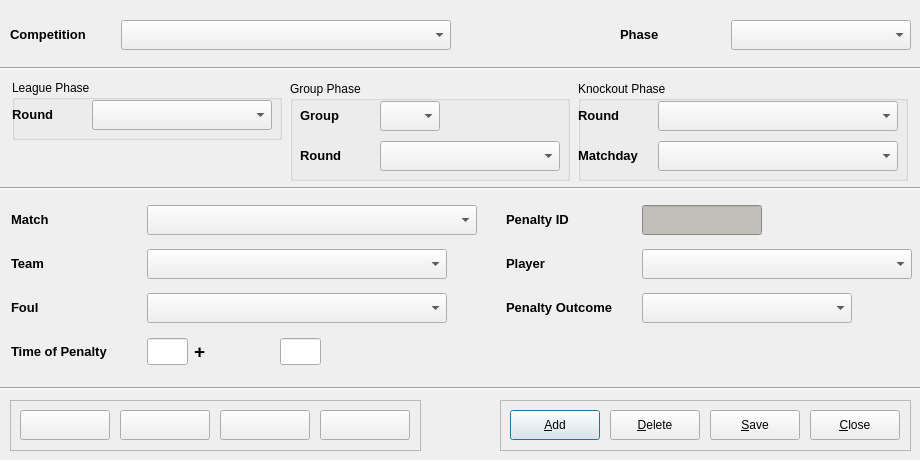
The window that code/pyqt/gui/penalty_entry.ui (soccermetrics/marcotti-desktop) describes before a commit, drawn with Qt 5.
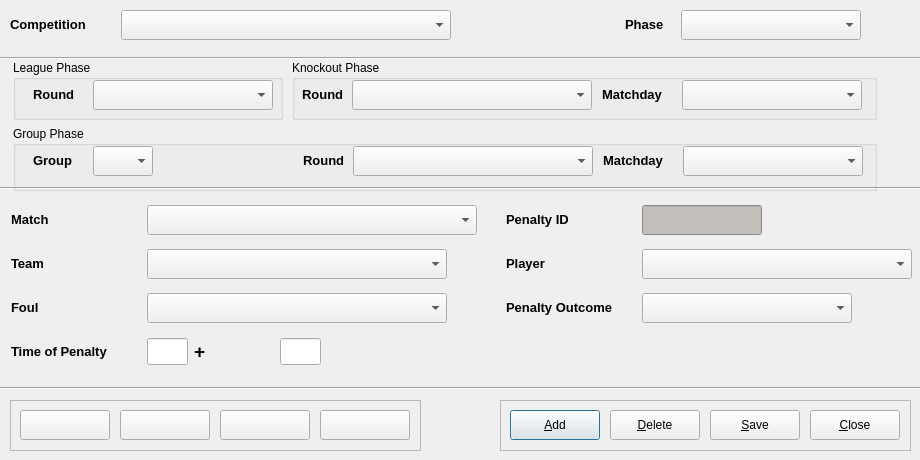
The same window after the commit. Icons and pictures are not drawn.

Commit message: Redesign layout of Match Event UIs after schema change (#72)

Patch:
```diff
--- a/code/pyqt/gui/penalty_entry.ui
+++ b/code/pyqt/gui/penalty_entry.ui
@@ -341,8 +341,8 @@
    <property name="geometry">
     <rect>
      <x>10</x>
-     <y>10</y>
-     <width>901</width>
+     <y>0</y>
+     <width>851</width>
      <height>51</height>
     </rect>
    </property>
@@ -406,13 +406,13 @@
      <widget class="QLabel" name="label_11">
       <property name="minimumSize">
        <size>
-        <width>105</width>
+        <width>50</width>
         <height>30</height>
        </size>
       </property>
       <property name="maximumSize">
        <size>
-        <width>105</width>
+        <width>50</width>
         <height>30</height>
        </size>
       </property>
@@ -450,7 +450,7 @@
    <property name="geometry">
     <rect>
      <x>0</x>
-     <y>60</y>
+     <y>50</y>
      <width>921</width>
      <height>16</height>
     </rect>
@@ -459,362 +459,6 @@
     <enum>Qt::Horizontal</enum>
    </property>
   </widget>
-  <widget class="QWidget" name="layoutWidget_2">
-   <property name="geometry">
-    <rect>
-     <x>10</x>
-     <y>80</y>
-     <width>901</width>
-     <height>102</height>
-    </rect>
-   </property>
-   <layout class="QHBoxLayout" name="horizontalLayout_4">
-    <item>
-     <layout class="QVBoxLayout" name="verticalLayout_2">
-      <item>
-       <widget class="QGroupBox" name="leagueBox">
-        <property name="minimumSize">
-         <size>
-          <width>270</width>
-          <height>60</height>
-         </size>
-        </property>
-        <property name="maximumSize">
-         <size>
-          <width>270</width>
-          <height>60</height>
-         </size>
-        </property>
-        <property name="title">
-         <string>League Phase</string>
-        </property>
-        <widget class="QLabel" name="label_2">
-         <property name="geometry">
-          <rect>
-           <x>0</x>
-           <y>20</y>
-           <width>75</width>
-           <height>30</height>
-          </rect>
-         </property>
-         <property name="minimumSize">
-          <size>
-           <width>75</width>
-           <height>30</height>
-          </size>
-         </property>
-         <property name="maximumSize">
-          <size>
-           <width>75</width>
-           <height>30</height>
-          </size>
-         </property>
-         <property name="text">
-          <string>&lt;!DOCTYPE HTML PUBLIC &quot;-//W3C//DTD HTML 4.0//EN&quot; &quot;http://www.w3.org/TR/REC-html40/strict.dtd&quot;&gt;
-&lt;html&gt;&lt;head&gt;&lt;meta name=&quot;qrichtext&quot; content=&quot;1&quot; /&gt;&lt;style type=&quot;text/css&quot;&gt;
-p, li { white-space: pre-wrap; }
-&lt;/style&gt;&lt;/head&gt;&lt;body style=&quot; font-family:'Sans'; font-size:10pt; font-weight:400; font-style:normal;&quot;&gt;
-&lt;p style=&quot; margin-top:0px; margin-bottom:0px; margin-left:0px; margin-right:0px; -qt-block-indent:0; text-indent:0px;&quot;&gt;&lt;span style=&quot; font-weight:600;&quot;&gt;Round&lt;/span&gt;&lt;/p&gt;&lt;/body&gt;&lt;/html&gt;</string>
-         </property>
-        </widget>
-        <widget class="QComboBox" name="lgRoundSelect">
-         <property name="geometry">
-          <rect>
-           <x>80</x>
-           <y>20</y>
-           <width>180</width>
-           <height>30</height>
-          </rect>
-         </property>
-         <property name="minimumSize">
-          <size>
-           <width>180</width>
-           <height>30</height>
-          </size>
-         </property>
-         <property name="maximumSize">
-          <size>
-           <width>180</width>
-           <height>30</height>
-          </size>
-         </property>
-         <property name="toolTip">
-          <string>League Round</string>
-         </property>
-        </widget>
-       </widget>
-      </item>
-      <item>
-       <spacer name="verticalSpacer">
-        <property name="orientation">
-         <enum>Qt::Vertical</enum>
-        </property>
-        <property name="sizeHint" stdset="0">
-         <size>
-          <width>20</width>
-          <height>18</height>
-         </size>
-        </property>
-       </spacer>
-      </item>
-     </layout>
-    </item>
-    <item>
-     <widget class="QGroupBox" name="groupBox">
-      <property name="minimumSize">
-       <size>
-        <width>280</width>
-        <height>100</height>
-       </size>
-      </property>
-      <property name="maximumSize">
-       <size>
-        <width>280</width>
-        <height>100</height>
-       </size>
-      </property>
-      <property name="title">
-       <string>Group Phase</string>
-      </property>
-      <widget class="QLabel" name="label_14">
-       <property name="geometry">
-        <rect>
-         <x>10</x>
-         <y>60</y>
-         <width>75</width>
-         <height>30</height>
-        </rect>
-       </property>
-       <property name="minimumSize">
-        <size>
-         <width>75</width>
-         <height>30</height>
-        </size>
-       </property>
-       <property name="maximumSize">
-        <size>
-         <width>75</width>
-         <height>30</height>
-        </size>
-       </property>
-       <property name="text">
-        <string>&lt;!DOCTYPE HTML PUBLIC &quot;-//W3C//DTD HTML 4.0//EN&quot; &quot;http://www.w3.org/TR/REC-html40/strict.dtd&quot;&gt;
-&lt;html&gt;&lt;head&gt;&lt;meta name=&quot;qrichtext&quot; content=&quot;1&quot; /&gt;&lt;style type=&quot;text/css&quot;&gt;
-p, li { white-space: pre-wrap; }
-&lt;/style&gt;&lt;/head&gt;&lt;body style=&quot; font-family:'Sans'; font-size:10pt; font-weight:400; font-style:normal;&quot;&gt;
-&lt;p style=&quot; margin-top:0px; margin-bottom:0px; margin-left:0px; margin-right:0px; -qt-block-indent:0; text-indent:0px;&quot;&gt;&lt;span style=&quot; font-weight:600;&quot;&gt;Round&lt;/span&gt;&lt;/p&gt;&lt;/body&gt;&lt;/html&gt;</string>
-       </property>
-      </widget>
-      <widget class="QComboBox" name="grpRoundSelect">
-       <property name="geometry">
-        <rect>
-         <x>90</x>
-         <y>60</y>
-         <width>180</width>
-         <height>30</height>
-        </rect>
-       </property>
-       <property name="minimumSize">
-        <size>
-         <width>180</width>
-         <height>30</height>
-        </size>
-       </property>
-       <property name="maximumSize">
-        <size>
-         <width>180</width>
-         <height>30</height>
-        </size>
-       </property>
-       <property name="toolTip">
-        <string>Group Phase Round</string>
-       </property>
-      </widget>
-      <widget class="QComboBox" name="groupSelect">
-       <property name="geometry">
-        <rect>
-         <x>90</x>
-         <y>20</y>
-         <width>60</width>
-         <height>30</height>
-        </rect>
-       </property>
-       <property name="minimumSize">
-        <size>
-         <width>60</width>
-         <height>30</height>
-        </size>
-       </property>
-       <property name="maximumSize">
-        <size>
-         <width>60</width>
-         <height>30</height>
-        </size>
-       </property>
-       <property name="toolTip">
-        <string>Group Name</string>
-       </property>
-      </widget>
-      <widget class="QLabel" name="label_15">
-       <property name="geometry">
-        <rect>
-         <x>10</x>
-         <y>20</y>
-         <width>75</width>
-         <height>30</height>
-        </rect>
-       </property>
-       <property name="minimumSize">
-        <size>
-         <width>75</width>
-         <height>30</height>
-        </size>
-       </property>
-       <property name="maximumSize">
-        <size>
-         <width>75</width>
-         <height>30</height>
-        </size>
-       </property>
-       <property name="text">
-        <string>&lt;!DOCTYPE HTML PUBLIC &quot;-//W3C//DTD HTML 4.0//EN&quot; &quot;http://www.w3.org/TR/REC-html40/strict.dtd&quot;&gt;
-&lt;html&gt;&lt;head&gt;&lt;meta name=&quot;qrichtext&quot; content=&quot;1&quot; /&gt;&lt;style type=&quot;text/css&quot;&gt;
-p, li { white-space: pre-wrap; }
-&lt;/style&gt;&lt;/head&gt;&lt;body style=&quot; font-family:'Sans'; font-size:10pt; font-weight:400; font-style:normal;&quot;&gt;
-&lt;p style=&quot; margin-top:0px; margin-bottom:0px; margin-left:0px; margin-right:0px; -qt-block-indent:0; text-indent:0px;&quot;&gt;&lt;span style=&quot; font-weight:600;&quot;&gt;Group&lt;/span&gt;&lt;/p&gt;&lt;/body&gt;&lt;/html&gt;</string>
-       </property>
-      </widget>
-     </widget>
-    </item>
-    <item>
-     <widget class="QGroupBox" name="knockoutBox">
-      <property name="minimumSize">
-       <size>
-        <width>330</width>
-        <height>100</height>
-       </size>
-      </property>
-      <property name="maximumSize">
-       <size>
-        <width>330</width>
-        <height>100</height>
-       </size>
-      </property>
-      <property name="title">
-       <string>Knockout Phase</string>
-      </property>
-      <widget class="QLabel" name="label_12">
-       <property name="geometry">
-        <rect>
-         <x>0</x>
-         <y>20</y>
-         <width>75</width>
-         <height>30</height>
-        </rect>
-       </property>
-       <property name="minimumSize">
-        <size>
-         <width>75</width>
-         <height>30</height>
-        </size>
-       </property>
-       <property name="maximumSize">
-        <size>
-         <width>75</width>
-         <height>30</height>
-        </size>
-       </property>
-       <property name="text">
-        <string>&lt;!DOCTYPE HTML PUBLIC &quot;-//W3C//DTD HTML 4.0//EN&quot; &quot;http://www.w3.org/TR/REC-html40/strict.dtd&quot;&gt;
-&lt;html&gt;&lt;head&gt;&lt;meta name=&quot;qrichtext&quot; content=&quot;1&quot; /&gt;&lt;style type=&quot;text/css&quot;&gt;
-p, li { white-space: pre-wrap; }
-&lt;/style&gt;&lt;/head&gt;&lt;body style=&quot; font-family:'Sans'; font-size:10pt; font-weight:400; font-style:normal;&quot;&gt;
-&lt;p style=&quot; margin-top:0px; margin-bottom:0px; margin-left:0px; margin-right:0px; -qt-block-indent:0; text-indent:0px;&quot;&gt;&lt;span style=&quot; font-weight:600;&quot;&gt;Round&lt;/span&gt;&lt;/p&gt;&lt;/body&gt;&lt;/html&gt;</string>
-       </property>
-      </widget>
-      <widget class="QComboBox" name="koRoundSelect">
-       <property name="geometry">
-        <rect>
-         <x>80</x>
-         <y>20</y>
-         <width>240</width>
-         <height>30</height>
-        </rect>
-       </property>
-       <property name="minimumSize">
-        <size>
-         <width>240</width>
-         <height>30</height>
-        </size>
-       </property>
-       <property name="maximumSize">
-        <size>
-         <width>240</width>
-         <height>30</height>
-        </size>
-       </property>
-       <property name="toolTip">
-        <string>Knockout Round</string>
-       </property>
-      </widget>
-      <widget class="QComboBox" name="matchdaySelect">
-       <property name="geometry">
-        <rect>
-         <x>80</x>
-         <y>60</y>
-         <width>240</width>
-         <height>30</height>
-        </rect>
-       </property>
-       <property name="minimumSize">
-        <size>
-         <width>240</width>
-         <height>30</height>
-        </size>
-       </property>
-       <property name="maximumSize">
-        <size>
-         <width>240</width>
-         <height>30</height>
-        </size>
-       </property>
-       <property name="toolTip">
-        <string>Knockout Round Matchday</string>
-       </property>
-      </widget>
-      <widget class="QLabel" name="label_13">
-       <property name="geometry">
-        <rect>
-         <x>0</x>
-         <y>60</y>
-         <width>75</width>
-         <height>30</height>
-        </rect>
-       </property>
-       <property name="minimumSize">
-        <size>
-         <width>75</width>
-         <height>30</height>
-        </size>
-       </property>
-       <property name="maximumSize">
-        <size>
-         <width>75</width>
-         <height>30</height>
-        </size>
-       </property>
-       <property name="text">
-        <string>&lt;!DOCTYPE HTML PUBLIC &quot;-//W3C//DTD HTML 4.0//EN&quot; &quot;http://www.w3.org/TR/REC-html40/strict.dtd&quot;&gt;
-&lt;html&gt;&lt;head&gt;&lt;meta name=&quot;qrichtext&quot; content=&quot;1&quot; /&gt;&lt;style type=&quot;text/css&quot;&gt;
-p, li { white-space: pre-wrap; }
-&lt;/style&gt;&lt;/head&gt;&lt;body style=&quot; font-family:'Sans'; font-size:10pt; font-weight:400; font-style:normal;&quot;&gt;
-&lt;p style=&quot; margin-top:0px; margin-bottom:0px; margin-left:0px; margin-right:0px; -qt-block-indent:0; text-indent:0px;&quot;&gt;&lt;span style=&quot; font-weight:600;&quot;&gt;Matchday&lt;/span&gt;&lt;/p&gt;&lt;/body&gt;&lt;/html&gt;</string>
-       </property>
-      </widget>
-     </widget>
-    </item>
-   </layout>
-  </widget>
   <widget class="Line" name="line_2">
    <property name="geometry">
     <rect>
@@ -841,7 +485,7 @@
     <enum>Qt::Horizontal</enum>
    </property>
   </widget>
-  <widget class="QWidget" name="">
+  <widget class="QWidget" name="layoutWidget">
    <property name="geometry">
     <rect>
      <x>11</x>
@@ -1222,6 +866,399 @@
     </item>
    </layout>
   </widget>
+  <widget class="QWidget" name="layoutWidget_2">
+   <property name="geometry">
+    <rect>
+     <x>10</x>
+     <y>60</y>
+     <width>871</width>
+     <height>131</height>
+    </rect>
+   </property>
+   <layout class="QGridLayout" name="gridLayout_2">
+    <item row="0" column="0">
+     <widget class="QGroupBox" name="leagueBox">
+      <property name="minimumSize">
+       <size>
+        <width>270</width>
+        <height>60</height>
+       </size>
+      </property>
+      <property name="maximumSize">
+       <size>
+        <width>270</width>
+        <height>60</height>
+       </size>
+      </property>
+      <property name="title">
+       <string>League Phase</string>
+      </property>
+      <widget class="QLabel" name="label_2">
+       <property name="geometry">
+        <rect>
+         <x>20</x>
+         <y>20</y>
+         <width>50</width>
+         <height>30</height>
+        </rect>
+       </property>
+       <property name="minimumSize">
+        <size>
+         <width>50</width>
+         <height>30</height>
+        </size>
+       </property>
+       <property name="maximumSize">
+        <size>
+         <width>50</width>
+         <height>30</height>
+        </size>
+       </property>
+       <property name="text">
+        <string>&lt;!DOCTYPE HTML PUBLIC &quot;-//W3C//DTD HTML 4.0//EN&quot; &quot;http://www.w3.org/TR/REC-html40/strict.dtd&quot;&gt;
+&lt;html&gt;&lt;head&gt;&lt;meta name=&quot;qrichtext&quot; content=&quot;1&quot; /&gt;&lt;style type=&quot;text/css&quot;&gt;
+p, li { white-space: pre-wrap; }
+&lt;/style&gt;&lt;/head&gt;&lt;body style=&quot; font-family:'Sans'; font-size:10pt; font-weight:400; font-style:normal;&quot;&gt;
+&lt;p style=&quot; margin-top:0px; margin-bottom:0px; margin-left:0px; margin-right:0px; -qt-block-indent:0; text-indent:0px;&quot;&gt;&lt;span style=&quot; font-weight:600;&quot;&gt;Round&lt;/span&gt;&lt;/p&gt;&lt;/body&gt;&lt;/html&gt;</string>
+       </property>
+      </widget>
+      <widget class="QComboBox" name="lgRoundSelect">
+       <property name="geometry">
+        <rect>
+         <x>80</x>
+         <y>20</y>
+         <width>180</width>
+         <height>30</height>
+        </rect>
+       </property>
+       <property name="minimumSize">
+        <size>
+         <width>180</width>
+         <height>30</height>
+        </size>
+       </property>
+       <property name="maximumSize">
+        <size>
+         <width>180</width>
+         <height>30</height>
+        </size>
+       </property>
+       <property name="toolTip">
+        <string>League Round</string>
+       </property>
+      </widget>
+     </widget>
+    </item>
+    <item row="0" column="1">
+     <widget class="QGroupBox" name="knockoutBox">
+      <property name="minimumSize">
+       <size>
+        <width>330</width>
+        <height>60</height>
+       </size>
+      </property>
+      <property name="maximumSize">
+       <size>
+        <width>585</width>
+        <height>100</height>
+       </size>
+      </property>
+      <property name="title">
+       <string>Knockout Phase</string>
+      </property>
+      <widget class="QLabel" name="label_12">
+       <property name="geometry">
+        <rect>
+         <x>10</x>
+         <y>20</y>
+         <width>50</width>
+         <height>30</height>
+        </rect>
+       </property>
+       <property name="minimumSize">
+        <size>
+         <width>50</width>
+         <height>30</height>
+        </size>
+       </property>
+       <property name="maximumSize">
+        <size>
+         <width>50</width>
+         <height>30</height>
+        </size>
+       </property>
+       <property name="text">
+        <string>&lt;!DOCTYPE HTML PUBLIC &quot;-//W3C//DTD HTML 4.0//EN&quot; &quot;http://www.w3.org/TR/REC-html40/strict.dtd&quot;&gt;
+&lt;html&gt;&lt;head&gt;&lt;meta name=&quot;qrichtext&quot; content=&quot;1&quot; /&gt;&lt;style type=&quot;text/css&quot;&gt;
+p, li { white-space: pre-wrap; }
+&lt;/style&gt;&lt;/head&gt;&lt;body style=&quot; font-family:'Sans'; font-size:10pt; font-weight:400; font-style:normal;&quot;&gt;
+&lt;p style=&quot; margin-top:0px; margin-bottom:0px; margin-left:0px; margin-right:0px; -qt-block-indent:0; text-indent:0px;&quot;&gt;&lt;span style=&quot; font-weight:600;&quot;&gt;Round&lt;/span&gt;&lt;/p&gt;&lt;/body&gt;&lt;/html&gt;</string>
+       </property>
+      </widget>
+      <widget class="QComboBox" name="koRoundSelect">
+       <property name="geometry">
+        <rect>
+         <x>60</x>
+         <y>20</y>
+         <width>240</width>
+         <height>30</height>
+        </rect>
+       </property>
+       <property name="minimumSize">
+        <size>
+         <width>240</width>
+         <height>30</height>
+        </size>
+       </property>
+       <property name="maximumSize">
+        <size>
+         <width>240</width>
+         <height>30</height>
+        </size>
+       </property>
+       <property name="toolTip">
+        <string>Knockout Round</string>
+       </property>
+      </widget>
+      <widget class="QComboBox" name="koMatchdaySelect">
+       <property name="geometry">
+        <rect>
+         <x>390</x>
+         <y>20</y>
+         <width>180</width>
+         <height>30</height>
+        </rect>
+       </property>
+       <property name="minimumSize">
+        <size>
+         <width>180</width>
+         <height>30</height>
+        </size>
+       </property>
+       <property name="maximumSize">
+        <size>
+         <width>180</width>
+         <height>30</height>
+        </size>
+       </property>
+       <property name="toolTip">
+        <string>Knockout Round Matchday</string>
+       </property>
+      </widget>
+      <widget class="QLabel" name="label_13">
+       <property name="geometry">
+        <rect>
+         <x>310</x>
+         <y>20</y>
+         <width>75</width>
+         <height>30</height>
+        </rect>
+       </property>
+       <property name="minimumSize">
+        <size>
+         <width>75</width>
+         <height>30</height>
+        </size>
+       </property>
+       <property name="maximumSize">
+        <size>
+         <width>75</width>
+         <height>30</height>
+        </size>
+       </property>
+       <property name="text">
+        <string>&lt;!DOCTYPE HTML PUBLIC &quot;-//W3C//DTD HTML 4.0//EN&quot; &quot;http://www.w3.org/TR/REC-html40/strict.dtd&quot;&gt;
+&lt;html&gt;&lt;head&gt;&lt;meta name=&quot;qrichtext&quot; content=&quot;1&quot; /&gt;&lt;style type=&quot;text/css&quot;&gt;
+p, li { white-space: pre-wrap; }
+&lt;/style&gt;&lt;/head&gt;&lt;body style=&quot; font-family:'Sans'; font-size:10pt; font-weight:400; font-style:normal;&quot;&gt;
+&lt;p style=&quot; margin-top:0px; margin-bottom:0px; margin-left:0px; margin-right:0px; -qt-block-indent:0; text-indent:0px;&quot;&gt;&lt;span style=&quot; font-weight:600;&quot;&gt;Matchday&lt;/span&gt;&lt;/p&gt;&lt;/body&gt;&lt;/html&gt;</string>
+       </property>
+      </widget>
+     </widget>
+    </item>
+    <item row="1" column="0" colspan="2">
+     <widget class="QGroupBox" name="groupBox">
+      <property name="minimumSize">
+       <size>
+        <width>280</width>
+        <height>50</height>
+       </size>
+      </property>
+      <property name="maximumSize">
+       <size>
+        <width>940</width>
+        <height>100</height>
+       </size>
+      </property>
+      <property name="title">
+       <string>Group Phase</string>
+      </property>
+      <widget class="QLabel" name="label_14">
+       <property name="geometry">
+        <rect>
+         <x>290</x>
+         <y>20</y>
+         <width>50</width>
+         <height>30</height>
+        </rect>
+       </property>
+       <property name="minimumSize">
+        <size>
+         <width>50</width>
+         <height>30</height>
+        </size>
+       </property>
+       <property name="maximumSize">
+        <size>
+         <width>50</width>
+         <height>30</height>
+        </size>
+       </property>
+       <property name="text">
+        <string>&lt;!DOCTYPE HTML PUBLIC &quot;-//W3C//DTD HTML 4.0//EN&quot; &quot;http://www.w3.org/TR/REC-html40/strict.dtd&quot;&gt;
+&lt;html&gt;&lt;head&gt;&lt;meta name=&quot;qrichtext&quot; content=&quot;1&quot; /&gt;&lt;style type=&quot;text/css&quot;&gt;
+p, li { white-space: pre-wrap; }
+&lt;/style&gt;&lt;/head&gt;&lt;body style=&quot; font-family:'Sans'; font-size:10pt; font-weight:400; font-style:normal;&quot;&gt;
+&lt;p style=&quot; margin-top:0px; margin-bottom:0px; margin-left:0px; margin-right:0px; -qt-block-indent:0; text-indent:0px;&quot;&gt;&lt;span style=&quot; font-weight:600;&quot;&gt;Round&lt;/span&gt;&lt;/p&gt;&lt;/body&gt;&lt;/html&gt;</string>
+       </property>
+      </widget>
+      <widget class="QComboBox" name="grpRoundSelect">
+       <property name="geometry">
+        <rect>
+         <x>340</x>
+         <y>20</y>
+         <width>240</width>
+         <height>30</height>
+        </rect>
+       </property>
+       <property name="minimumSize">
+        <size>
+         <width>240</width>
+         <height>30</height>
+        </size>
+       </property>
+       <property name="maximumSize">
+        <size>
+         <width>240</width>
+         <height>30</height>
+        </size>
+       </property>
+       <property name="toolTip">
+        <string>Group Phase Round</string>
+       </property>
+      </widget>
+      <widget class="QComboBox" name="groupSelect">
+       <property name="geometry">
+        <rect>
+         <x>80</x>
+         <y>20</y>
+         <width>60</width>
+         <height>30</height>
+        </rect>
+       </property>
+       <property name="minimumSize">
+        <size>
+         <width>60</width>
+         <height>30</height>
+        </size>
+       </property>
+       <property name="maximumSize">
+        <size>
+         <width>60</width>
+         <height>30</height>
+        </size>
+       </property>
+       <property name="toolTip">
+        <string>Group Name</string>
+       </property>
+      </widget>
+      <widget class="QLabel" name="label_15">
+       <property name="geometry">
+        <rect>
+         <x>20</x>
+         <y>20</y>
+         <width>50</width>
+         <height>30</height>
+        </rect>
+       </property>
+       <property name="minimumSize">
+        <size>
+         <width>50</width>
+         <height>30</height>
+        </size>
+       </property>
+       <property name="maximumSize">
+        <size>
+         <width>50</width>
+         <height>30</height>
+        </size>
+       </property>
+       <property name="text">
+        <string>&lt;!DOCTYPE HTML PUBLIC &quot;-//W3C//DTD HTML 4.0//EN&quot; &quot;http://www.w3.org/TR/REC-html40/strict.dtd&quot;&gt;
+&lt;html&gt;&lt;head&gt;&lt;meta name=&quot;qrichtext&quot; content=&quot;1&quot; /&gt;&lt;style type=&quot;text/css&quot;&gt;
+p, li { white-space: pre-wrap; }
+&lt;/style&gt;&lt;/head&gt;&lt;body style=&quot; font-family:'Sans'; font-size:10pt; font-weight:400; font-style:normal;&quot;&gt;
+&lt;p style=&quot; margin-top:0px; margin-bottom:0px; margin-left:0px; margin-right:0px; -qt-block-indent:0; text-indent:0px;&quot;&gt;&lt;span style=&quot; font-weight:600;&quot;&gt;Group&lt;/span&gt;&lt;/p&gt;&lt;/body&gt;&lt;/html&gt;</string>
+       </property>
+      </widget>
+      <widget class="QComboBox" name="grpMatchdaySelect">
+       <property name="geometry">
+        <rect>
+         <x>670</x>
+         <y>20</y>
+         <width>180</width>
+         <height>30</height>
+        </rect>
+       </property>
+       <property name="minimumSize">
+        <size>
+         <width>180</width>
+         <height>30</height>
+        </size>
+       </property>
+       <property name="maximumSize">
+        <size>
+         <width>180</width>
+         <height>30</height>
+        </size>
+       </property>
+       <property name="toolTip">
+        <string>Group Round Matchday</string>
+       </property>
+      </widget>
+      <widget class="QLabel" name="label_16">
+       <property name="geometry">
+        <rect>
+         <x>590</x>
+         <y>20</y>
+         <width>75</width>
+         <height>30</height>
+        </rect>
+       </property>
+       <property name="minimumSize">
+        <size>
+         <width>75</width>
+         <height>30</height>
+        </size>
+       </property>
+       <property name="maximumSize">
+        <size>
+         <width>75</width>
+         <height>30</height>
+        </size>
+       </property>
+       <property name="text">
+        <string>&lt;!DOCTYPE HTML PUBLIC &quot;-//W3C//DTD HTML 4.0//EN&quot; &quot;http://www.w3.org/TR/REC-html40/strict.dtd&quot;&gt;
+&lt;html&gt;&lt;head&gt;&lt;meta name=&quot;qrichtext&quot; content=&quot;1&quot; /&gt;&lt;style type=&quot;text/css&quot;&gt;
+p, li { white-space: pre-wrap; }
+&lt;/style&gt;&lt;/head&gt;&lt;body style=&quot; font-family:'Sans'; font-size:10pt; font-weight:400; font-style:normal;&quot;&gt;
+&lt;p style=&quot; margin-top:0px; margin-bottom:0px; margin-left:0px; margin-right:0px; -qt-block-indent:0; text-indent:0px;&quot;&gt;&lt;span style=&quot; font-weight:600;&quot;&gt;Matchday&lt;/span&gt;&lt;/p&gt;&lt;/body&gt;&lt;/html&gt;</string>
+       </property>
+      </widget>
+     </widget>
+    </item>
+   </layout>
+  </widget>
  </widget>
  <resources>
   <include location="fmrd_resources.qrc"/>
```
The commit also changes 4 other files.
